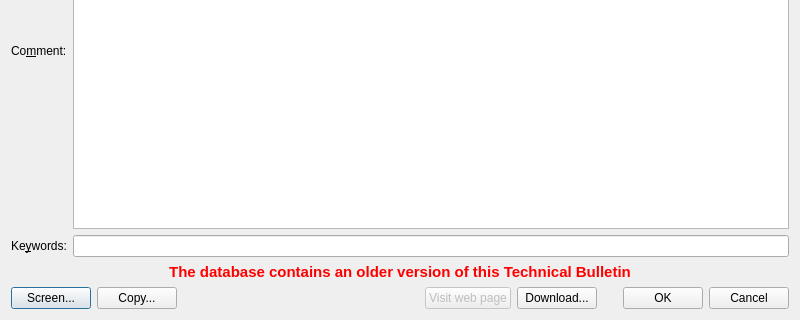
The window that UI/DlgTB.ui (Folco68/TBI) describes before a commit, drawn with Qt 5; both pictures show x 0 to 800 and y 280 to 600 of the 800 by 600 pixel window.
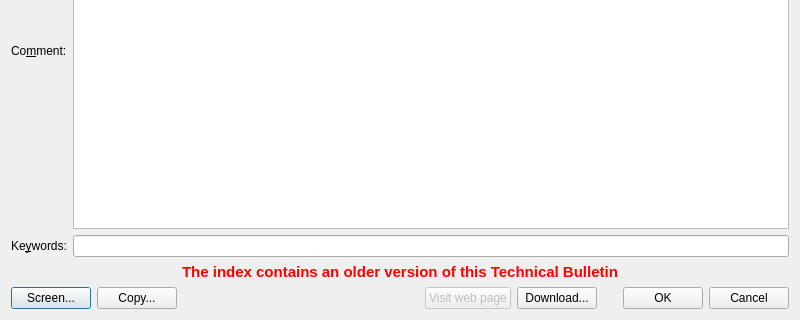
The same window after the commit. Custom widgets are drawn as their Qt base class.

Commit message: - moved checks performed for a new TB from DlgTB to Index class - moved TB merging into Index class - documented TB number format and wrote a consistency validation

Patch:
```diff
--- a/UI/DlgTB.ui
+++ b/UI/DlgTB.ui
@@ -256,7 +256,7 @@
       <string notr="true">color: rgb(255, 0, 0);</string>
      </property>
      <property name="text">
-      <string>The database contains an older version of this Technical Bulletin</string>
+      <string>The index contains an older version of this Technical Bulletin</string>
      </property>
      <property name="alignment">
       <set>Qt::AlignCenter</set>
```
Left out of the diff: 8 changed lines with no effect on the pictures. The commit also changes 9 other files.
